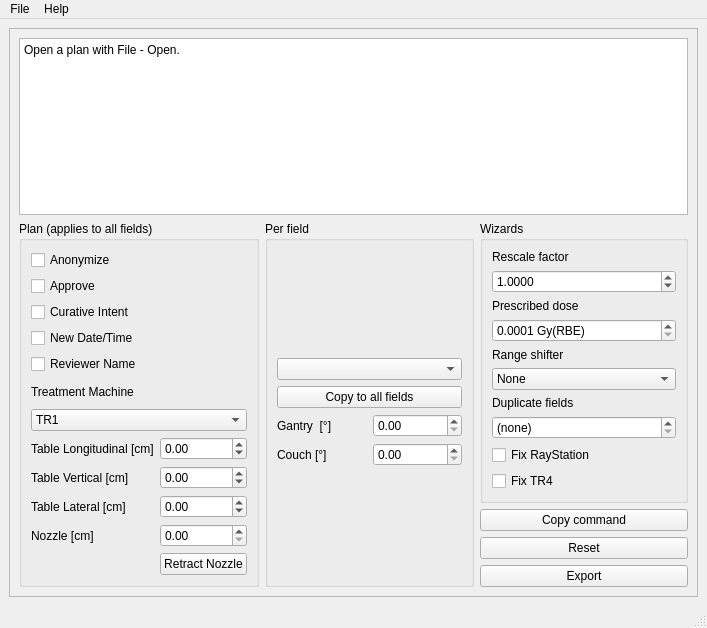
Old version of the form dicomfix/gui/main_window.ui in the repository nbassler/dicomfix.
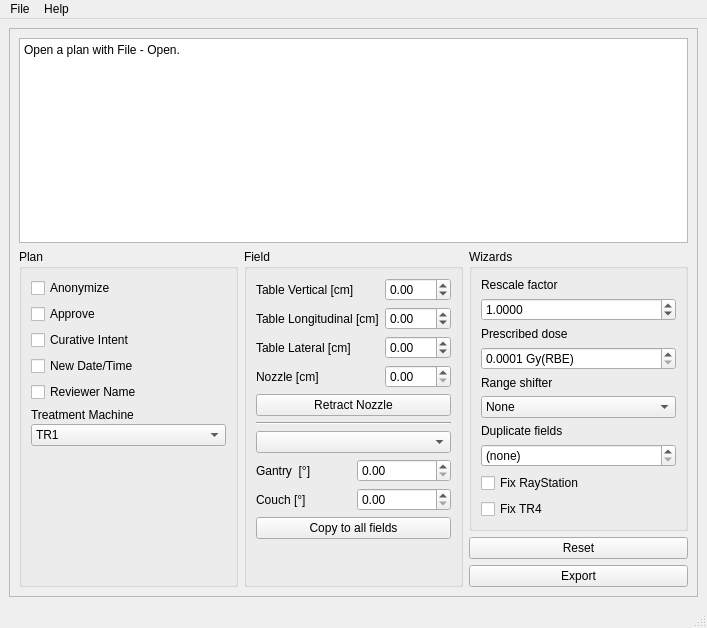
New version of the form. Icons and pictures are not drawn.

```diff
--- a/dicomfix/gui/main_window.ui
+++ b/dicomfix/gui/main_window.ui
@@ -56,7 +56,7 @@
            <item>
             <widget class="QGroupBox" name="groupBox_3">
              <property name="title">
-              <string>Plan (applies to all fields)</string>
+              <string>Plan</string>
              </property>
              <property name="flat">
               <bool>false</bool>
@@ -102,7 +102,7 @@
                   </property>
                  </widget>
                 </item>
-                <item>
+                <item><layout class="QVBoxLayout" name="verticalLayout_machine"><property name="spacing"><number>2</number></property><item>
                  <widget class="QLabel" name="label_treatment_machine">
                   <property name="text">
                    <string>Treatment Machine</string>
@@ -133,24 +133,20 @@
                   </item>
                  </widget>
                 </item>
-               <item><layout class="QGridLayout" name="gridLayout_plan"><item row="0" column="0">
-                   <widget class="QLabel" name="label_table_longitudinal">
-                    <property name="toolTip">
-                     <string>Table position along its long axis. Positive direction to cranial side.</string>
-                    </property>
-                    <property name="text">
-                     <string>Table Longitudinal [cm]</string>
-                    </property>
-                   </widget>
-                  </item>
-                  <item row="1" column="1">
-                   <widget class="QDoubleSpinBox" name="doubleSpinBox_table_vertical">
-                    <property name="minimum">
-                     <double>-99.000000000000000</double>
-                    </property>
-                   </widget>
-                  </item>
-                  <item row="1" column="0">
+               </layout></item><item><spacer name="spacer_plan"><property name="orientation"><enum>Qt::Vertical</enum></property><property name="sizeHint" stdset="0"><size><width>20</width><height>10</height></size></property></spacer></item></layout>
+              </item>
+             </layout>
+            </widget>
+           </item>
+           <item>
+            <widget class="QGroupBox" name="groupBox">
+             <property name="title">
+              <string>Field</string>
+             </property>
+             <layout class="QVBoxLayout" name="verticalLayout_6">
+              <item>
+               <layout class="QVBoxLayout" name="verticalLayout">
+                <item><layout class="QGridLayout" name="gridLayout_geometry"><item row="0" column="0">
                    <widget class="QLabel" name="label">
                     <property name="toolTip">
                      <string extracomment="fff">Table height, positive upwards</string>
@@ -160,14 +156,24 @@
                     </property>
                    </widget>
                   </item>
-                  <item row="2" column="1">
-                   <widget class="QDoubleSpinBox" name="doubleSpinBox_table_lateral">
+                  <item row="0" column="1">
+                   <widget class="QDoubleSpinBox" name="doubleSpinBox_table_vertical">
                     <property name="minimum">
                      <double>-99.000000000000000</double>
                     </property>
                    </widget>
                   </item>
-                  <item row="0" column="1">
+                  <item row="1" column="0">
+                   <widget class="QLabel" name="label_table_longitudinal">
+                    <property name="toolTip">
+                     <string>Table position along its long axis. Positive direction to cranial side.</string>
+                    </property>
+                    <property name="text">
+                     <string>Table Longitudinal [cm]</string>
+                    </property>
+                   </widget>
+                  </item>
+                  <item row="1" column="1">
                    <widget class="QDoubleSpinBox" name="doubleSpinBox_table_longitudinal">
                     <property name="minimum">
                      <double>-99.000000000000000</double>
@@ -184,6 +190,13 @@
                     </property>
                    </widget>
                   </item>
+                  <item row="2" column="1">
+                   <widget class="QDoubleSpinBox" name="doubleSpinBox_table_lateral">
+                    <property name="minimum">
+                     <double>-99.000000000000000</double>
+                    </property>
+                   </widget>
+                  </item>
                   <item row="3" column="0">
                    <widget class="QLabel" name="label_6">
                     <property name="text">
@@ -198,7 +211,7 @@
                     </property>
                    </widget>
                   </item>
-                  <item row="4" column="1">
+                  </layout></item><item>
                    <widget class="QPushButton" name="pushButton_snout_retract">
                     <property name="toolTip">
                      <string>Set the snout to its fully retracted position.</string>
@@ -208,34 +221,19 @@
                     </property>
                    </widget>
                   </item>
-                 </layout></item></layout>
-              </item>
-             </layout>
-            </widget>
-           </item>
-           <item>
-            <widget class="QGroupBox" name="groupBox">
-             <property name="title">
-              <string>Per field</string>
-             </property>
-             <layout class="QVBoxLayout" name="verticalLayout_6">
-              <item>
-               <layout class="QVBoxLayout" name="verticalLayout">
-                <item>
+                 <item><widget class="Line" name="line_field"><property name="orientation"><enum>Qt::Horizontal</enum></property></widget></item><item>
                  <widget class="QComboBox" name="comboBox_field" />
                 </item>
-                <item>
-                 <widget class="QPushButton" name="pushButton_copy_to_all_fields">
-                  <property name="toolTip">
-                   <string>Give every field the gantry angle shown here.</string>
-                  </property>
-                  <property name="text">
-                   <string>Copy to all fields</string>
-                  </property>
-                 </widget>
-                </item>
-                <item>
-                 <layout class="QGridLayout" name="gridLayout">
+                <item><layout class="QGridLayout" name="gridLayout_perfield"><item row="0" column="0">
+                   <widget class="QLabel" name="label_4">
+                    <property name="toolTip">
+                     <string>Ganty Angle, 0 if beam comes from top. Positive direction moves clockwise seen from alcove.</string>
+                    </property>
+                    <property name="text">
+                     <string>Gantry  [°]</string>
+                    </property>
+                   </widget>
+                  </item>
                   <item row="0" column="1">
                    <widget class="QDoubleSpinBox" name="doubleSpinBox_gantry">
                     <property name="sizePolicy">
@@ -246,19 +244,6 @@
                     </property>
                    </widget>
                   </item>
-                  <item row="0" column="0">
-                   <widget class="QLabel" name="label_4">
-                    <property name="toolTip">
-                     <string>Ganty Angle, 0 if beam comes from top. Positive direction moves clockwise seen from alcove.</string>
-                    </property>
-                    <property name="text">
-                     <string>Gantry  [°]</string>
-                    </property>
-                   </widget>
-                  </item>
-                  <item row="1" column="1">
-                   <widget class="QDoubleSpinBox" name="doubleSpinBox_couch" />
-                  </item>
                   <item row="1" column="0">
                    <widget class="QLabel" name="label_5">
                     <property name="text">
@@ -266,9 +251,20 @@
                     </property>
                    </widget>
                   </item>
-                  </layout>
+                  <item row="1" column="1">
+                   <widget class="QDoubleSpinBox" name="doubleSpinBox_couch" />
+                  </item>
+                  </layout></item><item>
+                 <widget class="QPushButton" name="pushButton_copy_to_all_fields">
+                  <property name="toolTip">
+                   <string>Give every field the gantry angle shown here.</string>
+                  </property>
+                  <property name="text">
+                   <string>Copy to all fields</string>
+                  </property>
+                 </widget>
                 </item>
-               </layout>
+                <item><spacer name="spacer_perfield"><property name="orientation"><enum>Qt::Vertical</enum></property><property name="sizeHint" stdset="0"><size><width>20</width><height>10</height></size></property></spacer></item></layout>
               </item>
              </layout>
             </widget>
@@ -414,16 +410,6 @@
                </layout>
               </widget>
              </item>
-             <item>
-              <widget class="QPushButton" name="pushButton_copy_command">
-               <property name="toolTip">
-                <string>Copy the equivalent dicomfix command to the clipboard, for pasting into a script.</string>
-               </property>
-               <property name="text">
-                <string>Copy command</string>
-               </property>
-              </widget>
-             </item>
              <item>
               <widget class="QPushButton" name="pushButton_reset">
                <property name="toolTip">
```
Left out of the diff: 2 changed lines with no effect on the pictures.
